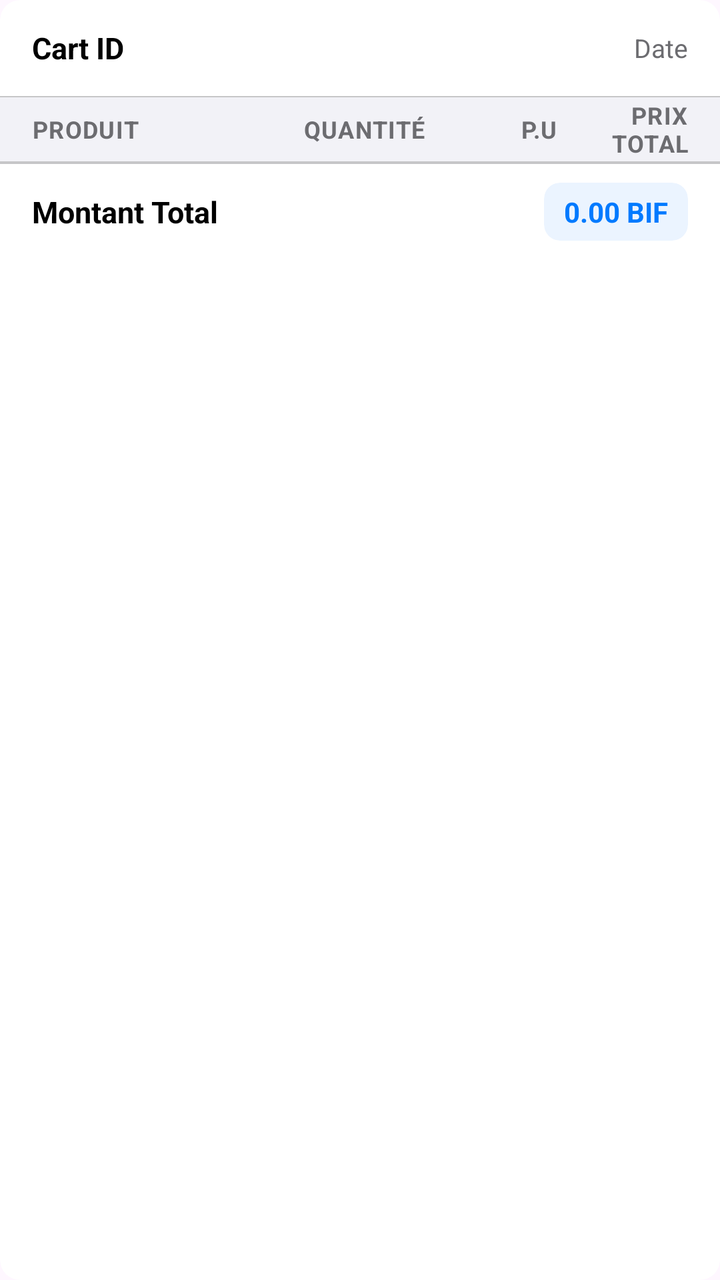
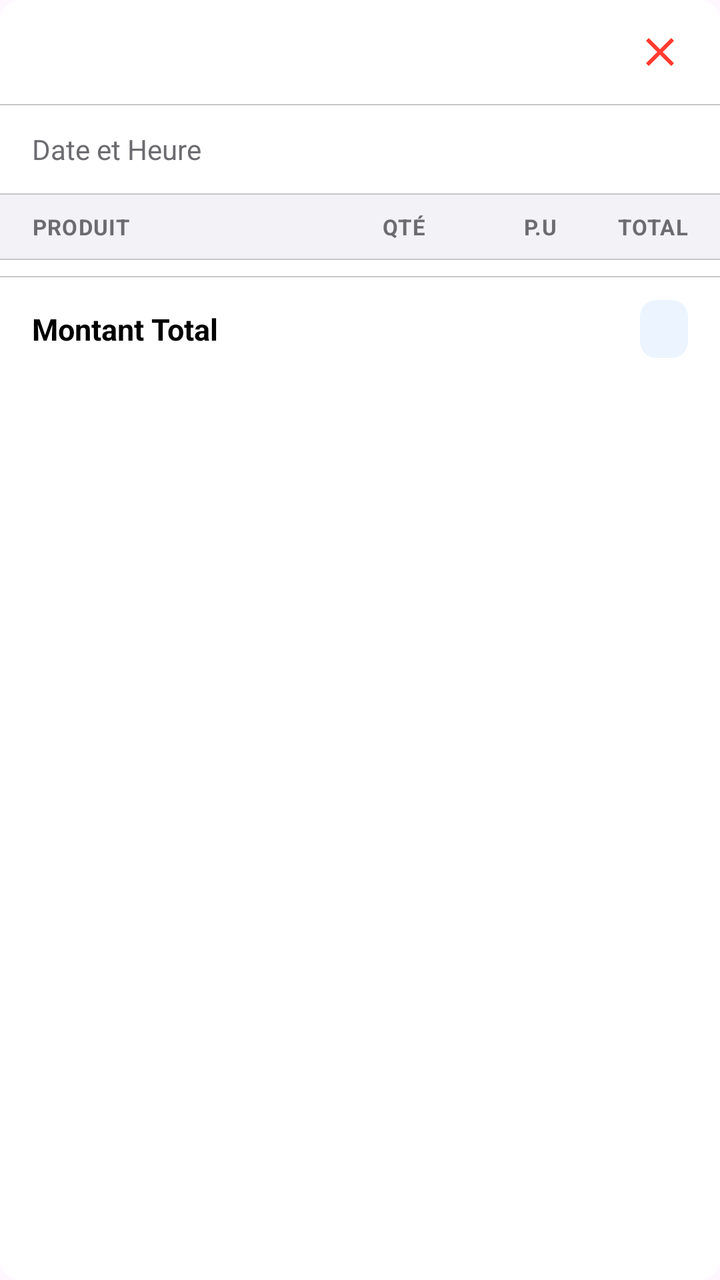

Two renders of the same Android screen: before a commit and after it. Below are the layout's source before the change and the commit's diff.
<!-- AndroidManifest.xml: application theme Theme.MyAdermoShop -->
<!-- res/layout/item_sale_card.xml -->
<?xml version="1.0" encoding="utf-8"?>
<com.google.android.material.card.MaterialCardView
    xmlns:android="http://schemas.android.com/apk/res/android"
    xmlns:app="http://schemas.android.com/apk/res-auto"
    android:layout_width="match_parent"
    android:layout_height="wrap_content"
    android:layout_marginStart="16dp"
    android:layout_marginEnd="16dp"
    android:layout_marginBottom="12dp"
    app:cardBackgroundColor="@color/ios_bg2"
    app:cardCornerRadius="10dp"
    app:cardElevation="0dp"
    app:strokeWidth="0dp">

    <LinearLayout
        android:orientation="vertical"
        android:layout_width="match_parent"
        android:layout_height="wrap_content">

        
        <LinearLayout
            android:orientation="horizontal"
            android:layout_width="match_parent"
            android:layout_height="48dp"
            android:paddingStart="16dp"
            android:paddingEnd="16dp"
            android:gravity="center_vertical">

            <TextView
                android:id="@+id/textViewCartID"
                android:layout_width="0dp"
                android:layout_weight="1"
                android:layout_height="wrap_content"
                android:text="Cart ID"
                android:textColor="@color/ios_label"
                android:textSize="15sp"
                android:textStyle="bold"
                android:singleLine="true"
                android:ellipsize="middle"/>

            <TextView
                android:id="@+id/textViewCartDate"
                android:layout_width="wrap_content"
                android:layout_height="wrap_content"
                android:text="Date"
                android:textColor="@color/ios_label2"
                android:textSize="13sp"/>

        </LinearLayout>

        <View android:layout_width="match_parent" android:layout_height="0.5dp"
            android:background="@color/ios_sep"/>

        
        <LinearLayout
            android:orientation="horizontal"
            android:layout_width="match_parent"
            android:layout_height="32dp"
            android:paddingStart="16dp"
            android:paddingEnd="16dp"
            android:gravity="center_vertical"
            android:background="@color/ios_bg">

            <TextView
                android:layout_width="0dp"
                android:layout_weight="2"
                android:layout_height="wrap_content"
                android:text="Produit"
                android:textColor="@color/ios_label2"
                android:textSize="12sp"
                android:textStyle="bold"
                android:textAllCaps="true"
                android:letterSpacing="0.04"/>

            <TextView
                android:layout_width="0dp"
                android:layout_weight="1"
                android:layout_height="wrap_content"
                android:gravity="end"
                android:text="Quantité"
                android:textColor="@color/ios_label2"
                android:textSize="12sp"
                android:textStyle="bold"
                android:textAllCaps="true"
                android:letterSpacing="0.04"/>

            <TextView
                android:layout_width="0dp"
                android:layout_weight="1"
                android:layout_height="wrap_content"
                android:gravity="end"
                android:text="P.U"
                android:textColor="@color/ios_label2"
                android:textSize="12sp"
                android:textStyle="bold"
                android:textAllCaps="true"
                android:letterSpacing="0.04"/>

            <TextView
                android:layout_width="0dp"
                android:layout_weight="1"
                android:layout_height="wrap_content"
                android:gravity="end"
                android:text="Prix Total"
                android:textColor="@color/ios_label2"
                android:textSize="12sp"
                android:textStyle="bold"
                android:textAllCaps="true"
                android:letterSpacing="0.04"/>

        </LinearLayout>

        <View android:layout_width="match_parent" android:layout_height="0.5dp"
            android:background="@color/ios_sep"/>

        
        <LinearLayout
            android:id="@+id/linearLayoutProducts"
            android:orientation="vertical"
            android:layout_width="match_parent"
            android:layout_height="wrap_content"/>

        <View android:layout_width="match_parent" android:layout_height="0.5dp"
            android:background="@color/ios_sep"/>

        
        <LinearLayout
            android:orientation="horizontal"
            android:layout_width="match_parent"
            android:layout_height="48dp"
            android:paddingStart="16dp"
            android:paddingEnd="16dp"
            android:gravity="center_vertical">

            <TextView
                android:layout_width="0dp"
                android:layout_weight="1"
                android:layout_height="wrap_content"
                android:text="Montant Total"
                android:textColor="@color/ios_label"
                android:textSize="15sp"
                android:textStyle="bold"/>

            <com.google.android.material.card.MaterialCardView
                android:layout_width="wrap_content"
                android:layout_height="wrap_content"
                app:cardBackgroundColor="@color/ios_blue_bg"
                app:cardCornerRadius="8dp"
                app:cardElevation="0dp"
                app:strokeWidth="0dp">
                <TextView
                    android:id="@+id/textViewTotalAmount"
                    android:layout_width="wrap_content"
                    android:layout_height="wrap_content"
                    android:paddingStart="10dp"
                    android:paddingEnd="10dp"
                    android:paddingTop="5dp"
                    android:paddingBottom="5dp"
                    android:text="0.00 BIF"
                    android:textColor="@color/ios_blue"
                    android:textSize="14sp"
                    android:textStyle="bold"/>
            </com.google.android.material.card.MaterialCardView>

        </LinearLayout>

    </LinearLayout>
</com.google.android.material.card.MaterialCardView>
<!-- resources referenced by this layout -->
<resources>
  <color name="ios_bg">#F2F2F7</color>
  <color name="ios_bg2">#FFFFFF</color>
  <color name="ios_blue">#007AFF</color>
  <color name="ios_blue_bg">#EBF4FF</color>
  <color name="ios_label">#000000</color>
  <color name="ios_label2">#6C6C70</color>
  <color name="ios_sep">#C6C6C8</color>
  <style name="Theme.MyAdermoShop" parent="Base.Theme.MyAdermoShop" />
  <style name="Base.Theme.MyAdermoShop" parent="Theme.Material3.DayNight.NoActionBar">
          
          
      </style>
</resources>

<!-- the commit's change to res/layout/item_sale_card.xml (unified diff, before → after) -->
@@ -13,133 +13,172 @@
     app:strokeWidth="0dp">
 
     <LinearLayout
-        android:orientation="vertical"
         android:layout_width="match_parent"
-        android:layout_height="wrap_content">
-
-        
-        <LinearLayout
-            android:orientation="horizontal"
-            android:layout_width="match_parent"
-            android:layout_height="48dp"
-            android:paddingStart="16dp"
-            android:paddingEnd="16dp"
-            android:gravity="center_vertical">
+        android:layout_height="wrap_content"
+        android:orientation="vertical">
+
+        
+        <LinearLayout
+            android:layout_width="match_parent"
+            android:layout_height="52dp"
+            android:gravity="center_vertical"
+            android:orientation="horizontal"
+            android:paddingStart="16dp"
+            android:paddingEnd="8dp">
 
             <TextView
                 android:id="@+id/textViewCartID"
                 android:layout_width="0dp"
-                android:layout_weight="1"
-                android:layout_height="wrap_content"
-                android:text="Cart ID"
+                android:layout_height="wrap_content"
+                android:layout_weight="1"
+                android:ellipsize="middle"
+                android:singleLine="true"
                 android:textColor="@color/ios_label"
                 android:textSize="15sp"
-                android:textStyle="bold"
-                android:singleLine="true"
-                android:ellipsize="middle"/>
-
-            <TextView
-                android:id="@+id/textViewCartDate"
+                android:textStyle="bold" />
+
+            <ImageButton
+                android:id="@+id/imageButtonCancel"
+                android:layout_width="44dp"
+                android:layout_height="44dp"
+                android:background="?attr/selectableItemBackgroundBorderless"
+                android:contentDescription="Supprimer"
+                android:src="@drawable/ic_close"
+                app:tint="@color/ios_red" />
+
+        </LinearLayout>
+
+        <View
+            android:layout_width="match_parent"
+            android:layout_height="0.5dp"
+            android:background="@color/ios_sep" />
+
+        
+        <LinearLayout
+            android:layout_width="match_parent"
+            android:layout_height="44dp"
+            android:gravity="center_vertical"
+            android:orientation="horizontal"
+            android:paddingStart="16dp"
+            android:paddingEnd="16dp">
+
+            <TextView
                 android:layout_width="wrap_content"
                 android:layout_height="wrap_content"
-                android:text="Date"
-                android:textColor="@color/ios_label2"
-                android:textSize="13sp"/>
-
-        </LinearLayout>
-
-        <View android:layout_width="match_parent" android:layout_height="0.5dp"
-            android:background="@color/ios_sep"/>
-
-        
-        <LinearLayout
-            android:orientation="horizontal"
+                android:text="Date et Heure"
+                android:textColor="@color/ios_label2"
+                android:textSize="14sp" />
+
+            <TextView
+                android:id="@+id/textViewTime"
+                android:layout_width="match_parent"
+                android:layout_height="wrap_content"
+                android:gravity="end"
+                android:textColor="@color/ios_label"
+                android:textSize="14sp" />
+
+        </LinearLayout>
+
+        <View
+            android:layout_width="match_parent"
+            android:layout_height="0.5dp"
+            android:background="@color/ios_sep" />
+
+        
+        <LinearLayout
             android:layout_width="match_parent"
             android:layout_height="32dp"
-            android:paddingStart="16dp"
-            android:paddingEnd="16dp"
-            android:gravity="center_vertical"
-            android:background="@color/ios_bg">
-
-            <TextView
-                android:layout_width="0dp"
+            android:background="@color/ios_bg"
+            android:gravity="center_vertical"
+            android:orientation="horizontal"
+            android:paddingStart="16dp"
+            android:paddingEnd="16dp">
+
+            <TextView
+                android:layout_width="0dp"
+                android:layout_height="wrap_content"
                 android:layout_weight="2"
-                android:layout_height="wrap_content"
-                android:text="Produit"
-                android:textColor="@color/ios_label2"
-                android:textSize="12sp"
-                android:textStyle="bold"
-                android:textAllCaps="true"
-                android:letterSpacing="0.04"/>
-
-            <TextView
-                android:layout_width="0dp"
-                android:layout_weight="1"
-                android:layout_height="wrap_content"
-                android:gravity="end"
-                android:text="Quantité"
-                android:textColor="@color/ios_label2"
-                android:textSize="12sp"
-                android:textStyle="bold"
-                android:textAllCaps="true"
-                android:letterSpacing="0.04"/>
-
-            <TextView
-                android:layout_width="0dp"
-                android:layout_weight="1"
-                android:layout_height="wrap_content"
-                android:gravity="end"
+                android:letterSpacing="0.04"
+                android:text="PRODUIT"
+                android:textAllCaps="true"
+                android:textColor="@color/ios_label2"
+                android:textSize="11sp"
+                android:textStyle="bold" />
+
+            <TextView
+                android:layout_width="0dp"
+                android:layout_height="wrap_content"
+                android:layout_weight="1"
+                android:gravity="end"
+                android:letterSpacing="0.04"
+                android:text="QTÉ"
+                android:textAllCaps="true"
+                android:textColor="@color/ios_label2"
+                android:textSize="11sp"
+                android:textStyle="bold" />
+
+            <TextView
+                android:layout_width="0dp"
+                android:layout_height="wrap_content"
+                android:layout_weight="1"
+                android:gravity="end"
+                android:letterSpacing="0.04"
                 android:text="P.U"
-                android:textColor="@color/ios_label2"
-                android:textSize="12sp"
-                android:textStyle="bold"
-                android:textAllCaps="true"
-                android:letterSpacing="0.04"/>
-
-            <TextView
-                android:layout_width="0dp"
-                android:layout_weight="1"
-                android:layout_height="wrap_content"
-                android:gravity="end"
-                android:text="Prix Total"
-                android:textColor="@color/ios_label2"
-                android:textSize="12sp"
-                android:textStyle="bold"
-                android:textAllCaps="true"
-                android:letterSpacing="0.04"/>
-
-        </LinearLayout>
-
-        <View android:layout_width="match_parent" android:layout_height="0.5dp"
-            android:background="@color/ios_sep"/>
-
-        
-        <LinearLayout
-            android:id="@+id/linearLayoutProducts"
+                android:textAllCaps="true"
+                android:textColor="@color/ios_label2"
+                android:textSize="11sp"
+                android:textStyle="bold" />
+
+            <TextView
+                android:layout_width="0dp"
+                android:layout_height="wrap_content"
+                android:layout_weight="1"
+                android:gravity="end"
+                android:letterSpacing="0.04"
+                android:text="TOTAL"
+                android:textAllCaps="true"
+                android:textColor="@color/ios_label2"
+                android:textSize="11sp"
+                android:textStyle="bold" />
+
+        </LinearLayout>
+
+        <View
+            android:layout_width="match_parent"
+            android:layout_height="0.5dp"
+            android:background="@color/ios_sep" />
+
+        
+        <LinearLayout
+            android:id="@+id/linearLayoutItems"
+            android:layout_width="match_parent"
+            android:layout_height="wrap_content"
             android:orientation="vertical"
-            android:layout_width="match_parent"
-            android:layout_height="wrap_content"/>
-
-        <View android:layout_width="match_parent" android:layout_height="0.5dp"
-            android:background="@color/ios_sep"/>
-
-        
-        <LinearLayout
-            android:orientation="horizontal"
-            android:layout_width="match_parent"
-            android:layout_height="48dp"
-            android:paddingStart="16dp"
-            android:paddingEnd="16dp"
-            android:gravity="center_vertical">
-
-            <TextView
-                android:layout_width="0dp"
-                android:layout_weight="1"
-                android:layout_height="wrap_content"
+            android:paddingTop="4dp"
+            android:paddingBottom="4dp" />
+
+        <View
+            android:layout_width="match_parent"
+            android:layout_height="0.5dp"
+            android:background="@color/ios_sep" />
+
+        
+        <LinearLayout
+            android:layout_width="match_parent"
+            android:layout_height="52dp"
+            android:gravity="center_vertical"
+            android:orientation="horizontal"
+            android:paddingStart="16dp"
+            android:paddingEnd="16dp">
+
+            <TextView
+                android:layout_width="0dp"
+                android:layout_height="wrap_content"
+                android:layout_weight="1"
                 android:text="Montant Total"
                 android:textColor="@color/ios_label"
                 android:textSize="15sp"
-                android:textStyle="bold"/>
+                android:textStyle="bold" />
 
             <com.google.android.material.card.MaterialCardView
                 android:layout_width="wrap_content"
@@ -148,21 +187,40 @@
                 app:cardCornerRadius="8dp"
                 app:cardElevation="0dp"
                 app:strokeWidth="0dp">
-                <TextView
-                    android:id="@+id/textViewTotalAmount"
+
+                <LinearLayout
                     android:layout_width="wrap_content"
                     android:layout_height="wrap_content"
+                    android:orientation="horizontal"
+                    android:gravity="center_vertical"
                     android:paddingStart="10dp"
                     android:paddingEnd="10dp"
                     android:paddingTop="5dp"
-                    android:paddingBottom="5dp"
-                    android:text="0.00 BIF"
-                    android:textColor="@color/ios_blue"
-                    android:textSize="14sp"
-                    android:textStyle="bold"/>
+                    android:paddingBottom="5dp">
+
+                    <TextView
+                        android:id="@+id/textViewAmount"
+                        android:layout_width="wrap_content"
+                        android:layout_height="wrap_content"
+                        android:textColor="@color/ios_blue"
+                        android:textSize="14sp"
+                        android:textStyle="bold" />
+
+                    <TextView
+                        android:id="@+id/textViewCurrency"
+                        android:layout_width="wrap_content"
+                        android:layout_height="wrap_content"
+                        android:layout_marginStart="4dp"
+                        android:textColor="@color/ios_blue"
+                        android:textSize="14sp"
+                        android:textStyle="bold" />
+
+                </LinearLayout>
+
             </com.google.android.material.card.MaterialCardView>
 
         </LinearLayout>
 
     </LinearLayout>
+
 </com.google.android.material.card.MaterialCardView>
<!-- resource entries referenced after the edit -->
@@ -6,7 +6,14 @@
   <color name="ios_blue_bg">#EBF4FF</color>
   <color name="ios_label">#000000</color>
   <color name="ios_label2">#6C6C70</color>
+  <color name="ios_red">#FF3B30</color>
   <color name="ios_sep">#C6C6C8</color>
+  <!-- drawable ic_close (drawable) -->
+  <vector xmlns:android="http://schemas.android.com/apk/res/android" android:height="24dp" android:tint="#000000" android:viewportHeight="24" android:viewportWidth="24" android:width="24dp">
+        
+      <path android:fillColor="@android:color/white" android:pathData="M19,6.41L17.59,5 12,10.59 6.41,5 5,6.41 10.59,12 5,17.59 6.41,19 12,13.41 17.59,19 19,17.59 13.41,12z"/>
+      
+  </vector>
   <style name="Theme.MyAdermoShop" parent="Base.Theme.MyAdermoShop" />
   <style name="Base.Theme.MyAdermoShop" parent="Theme.Material3.DayNight.NoActionBar">
           
